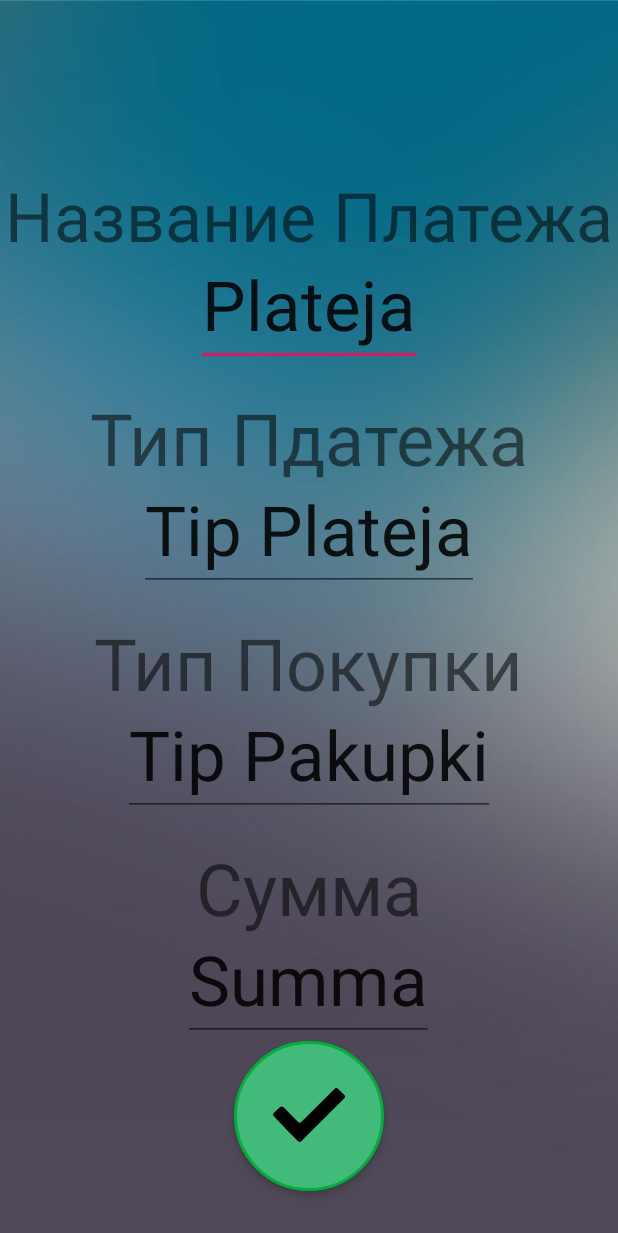
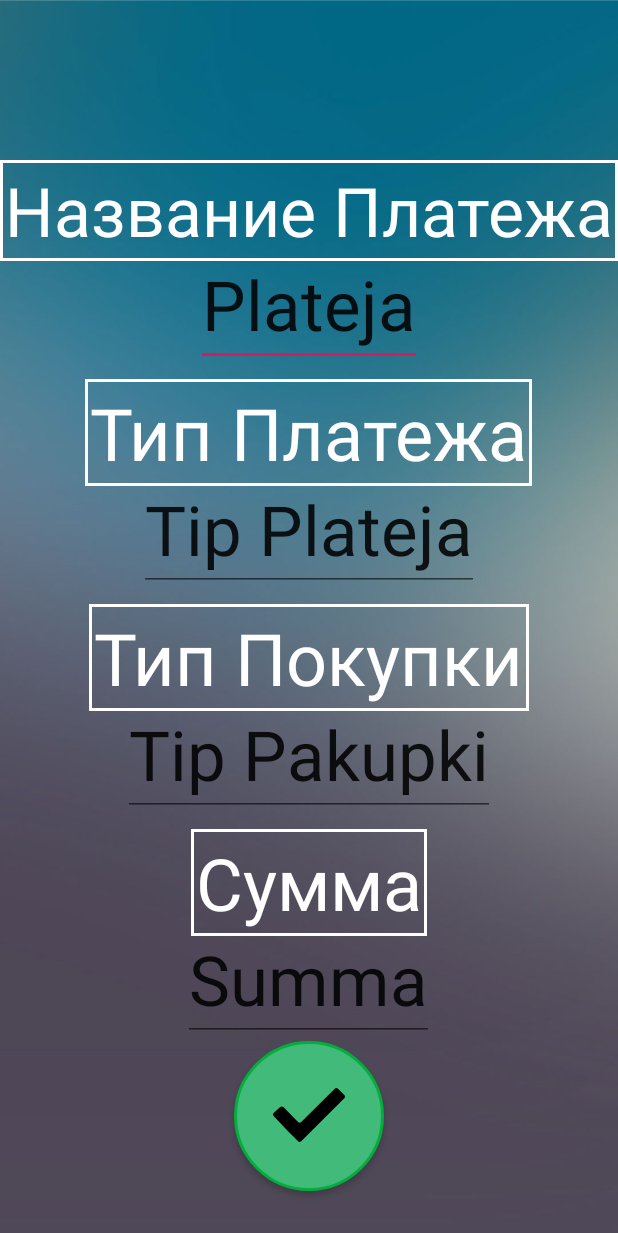
Before and after one commit to KirillKolyshkin/AndroidLearningProject, an Android app: the layout buy_new_page.xml on its own in the app's theme, with its tools: preview values and no code run, on a phone screen of 412 x 824 dp. Shown: the top 1233 px of the screen. Run offline under Robolectric (Android 15) with nearby library versions, the phone set to English and light mode, and no system bars.

Commit message:
border added

```diff
--- /dev/null
+++ b/app/src/main/res/drawable/text_border.xml
@@ -0,0 +1,13 @@
+<?xml version="1.0" encoding="utf-8"?>
+<shape
+        xmlns:android="http://schemas.android.com/apk/res/android"
+        android:shape="rectangle">
+
+    <stroke
+        android:color="#FFF"
+        android:width="2dp"
+    />
+
+
+
+</shape>
--- a/app/src/main/res/layout/buy_new_page.xml
+++ b/app/src/main/res/layout/buy_new_page.xml
@@ -11,6 +11,10 @@
             android:id="@+id/txtPlateja"
             android:text="Название Платежа"
             android:textSize="45dp"
+            android:textColor="#FFF"
+            android:background="@drawable/text_border"
+            android:padding="3dp"
+
 
 
             android:layout_marginBottom="650dp"
@@ -34,8 +38,12 @@
             android:layout_width="wrap_content"
             android:layout_height="wrap_content"
             android:id="@+id/txtTipPlateja"
-            android:text="Тип Пдатежа"
+            android:text="Тип Платежа"
             android:textSize="48dp"
+            android:textColor="#FFF"
+            android:background="@drawable/text_border"
+            android:padding="3dp"
+
 
 
             android:layout_alignParentBottom="true"
@@ -61,6 +69,10 @@
             android:id="@+id/txtTipPakupki"
             android:text="Тип Покупки"
             android:textSize="48dp"
+            android:textColor="#FFF"
+            android:background="@drawable/text_border"
+            android:padding="3dp"
+
 
 
             android:layout_alignParentBottom="true"
@@ -87,6 +99,10 @@
             android:id="@+id/txtSumma"
             android:text="Сумма"
             android:textSize="48dp"
+            android:textColor="#FFF"
+            android:background="@drawable/text_border"
+            android:padding="3dp"
+
 
 
             android:layout_alignParentBottom="true"
```
Also changed, not shown: app/src/main/res/layout/activity_main.xml (+7 -0 lines), app/src/main/res/layout/target_page.xml (+8 -0 lines).
